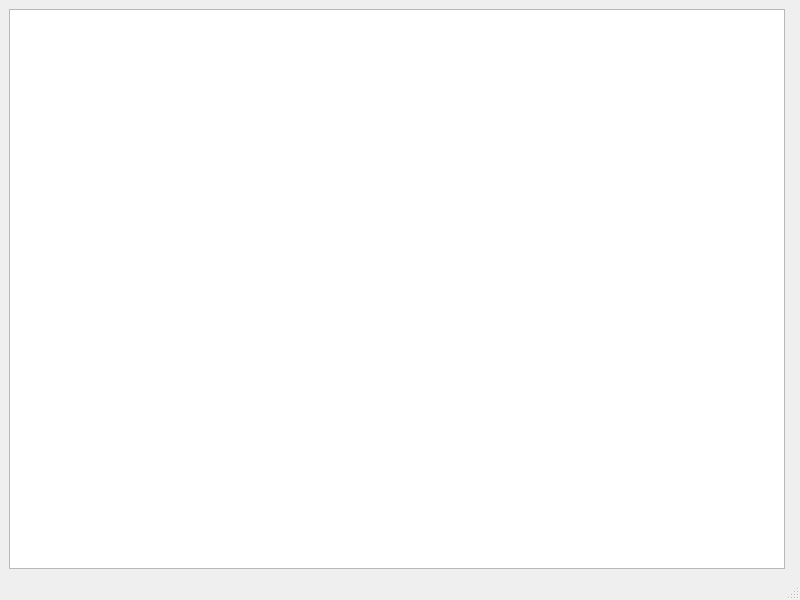
cyyyyyyyyytl/ForgeCAD, file resources/ui/mainwindow.ui: the form before one commit.
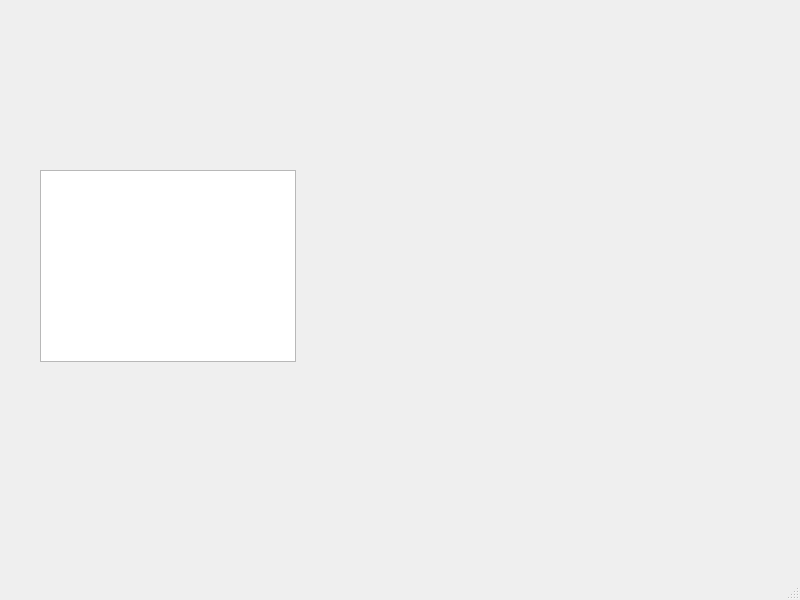
The form after the commit.

Commit message: feat: 可视化 UI 接入 - mainwindow.ui(用户拖的 modelTree+viewportContainer) + Viewport3D 嵌入, 左树右视图布局

Patch:
```diff
--- a/resources/ui/mainwindow.ui
+++ b/resources/ui/mainwindow.ui
@@ -14,14 +14,26 @@
    <string>MainWindow</string>
   </property>
   <widget class="QWidget" name="centralwidget">
-   <layout class="QHBoxLayout" name="mainLayout">
-    <item>
-     <widget class="QTreeView" name="modelTree"/>
-    </item>
-    <item>
-     <widget class="QWidget" name="viewportContainer" native="true"/>
-    </item>
-   </layout>
+   <widget class="QWidget" name="viewportContainer" native="true">
+    <property name="geometry">
+     <rect>
+      <x>409</x>
+      <y>159</y>
+      <width>311</width>
+      <height>241</height>
+     </rect>
+    </property>
+   </widget>
+   <widget class="QTreeView" name="modelTree">
+    <property name="geometry">
+     <rect>
+      <x>40</x>
+      <y>170</y>
+      <width>256</width>
+      <height>192</height>
+     </rect>
+    </property>
+   </widget>
   </widget>
   <widget class="QMenuBar" name="menubar">
    <property name="geometry">
```
The commit also changes 4 other files.
